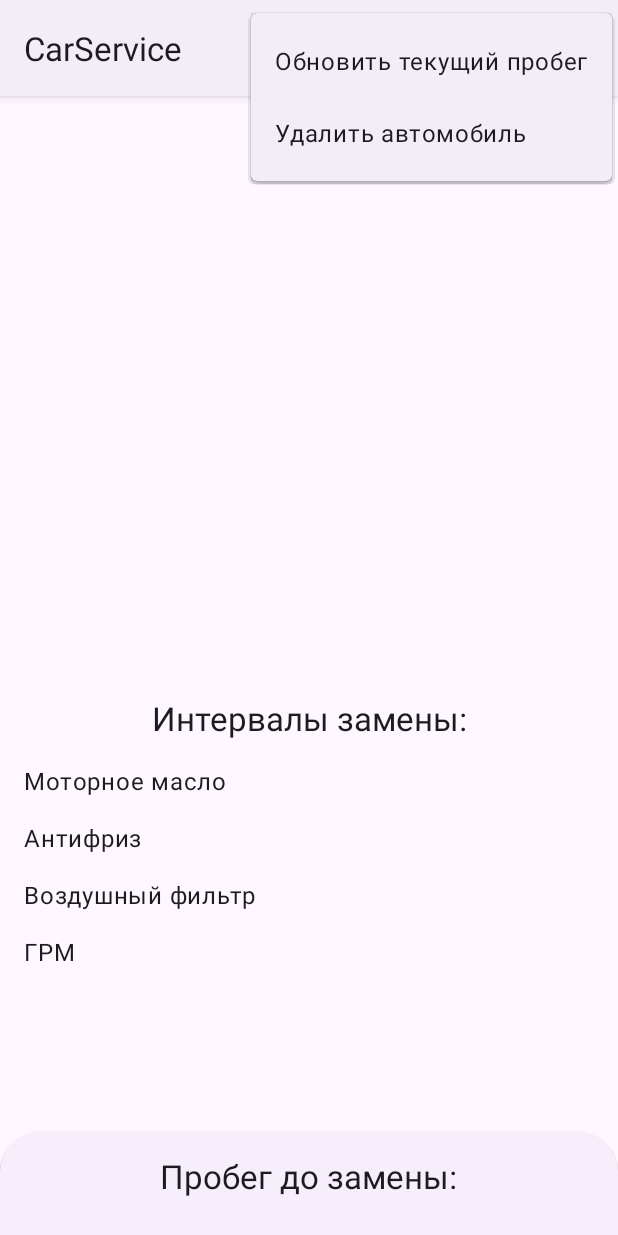
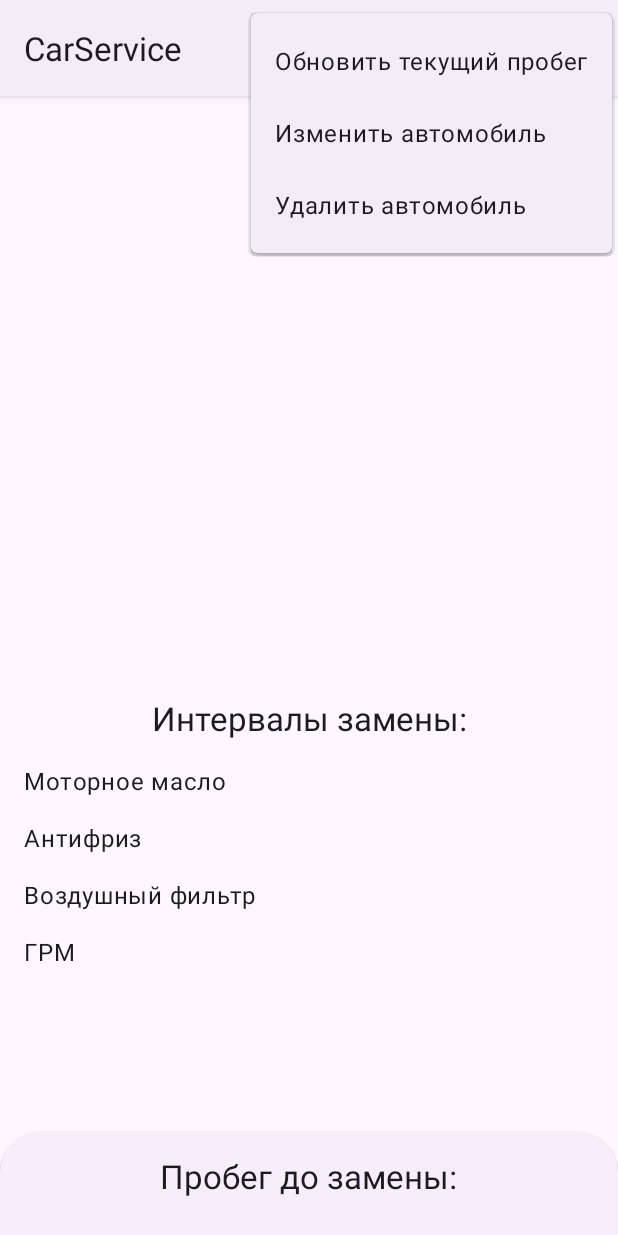
Before and after one commit to Andrey2017BSTU/CarService, an Android app: the fragment DetailFragment placed in its activity, with the options menu open, on a phone screen of 412 x 824 dp. Run offline under Robolectric (Android 15) with nearby library versions, the phone set to English and light mode, and no system bars; our stand-ins replace Room's generated code; pictures from the network do not load; 2 statements that could not run were skipped.

Commit message:
Added edit car option at overflow menu in detail window.

```diff
--- a/app/src/main/res/menu/over_flow_detail_menu.xml
+++ b/app/src/main/res/menu/over_flow_detail_menu.xml
@@ -6,6 +6,9 @@
         android:id="@+id/update_current_mileage_option"
         android:title="@string/update_current_mileage_option_str" />
     <item
+        android:id="@+id/edit_car_option"
+        android:title="@string/edit_car_option_str" />
+    <item
         android:id="@+id/delete_car_option"
         android:title="@string/delete_car_option_str" />
 
--- a/app/src/main/res/values/strings.xml
+++ b/app/src/main/res/values/strings.xml
@@ -18,6 +18,7 @@
     <string name="current_mileage_update_input_str">Введите обновлённый пробег автомобиля</string>
     <string name="update_current_mileage_option_str">Обновить текущий пробег</string>
     <string name="delete_car_option_str">Удалить автомобиль</string>
+    <string name="edit_car_option_str">Изменить автомобиль</string>
     <string name="current_mileage_update_aller_dialog_str">Текущий пробег:\u0020</string>
     <string name="updated_current_mileage_hint_update_aller_dialog_str">Введите пробег</string>
     <string name="oil_icon_button">oil_bottomsheet_refresh_button</string>
```
